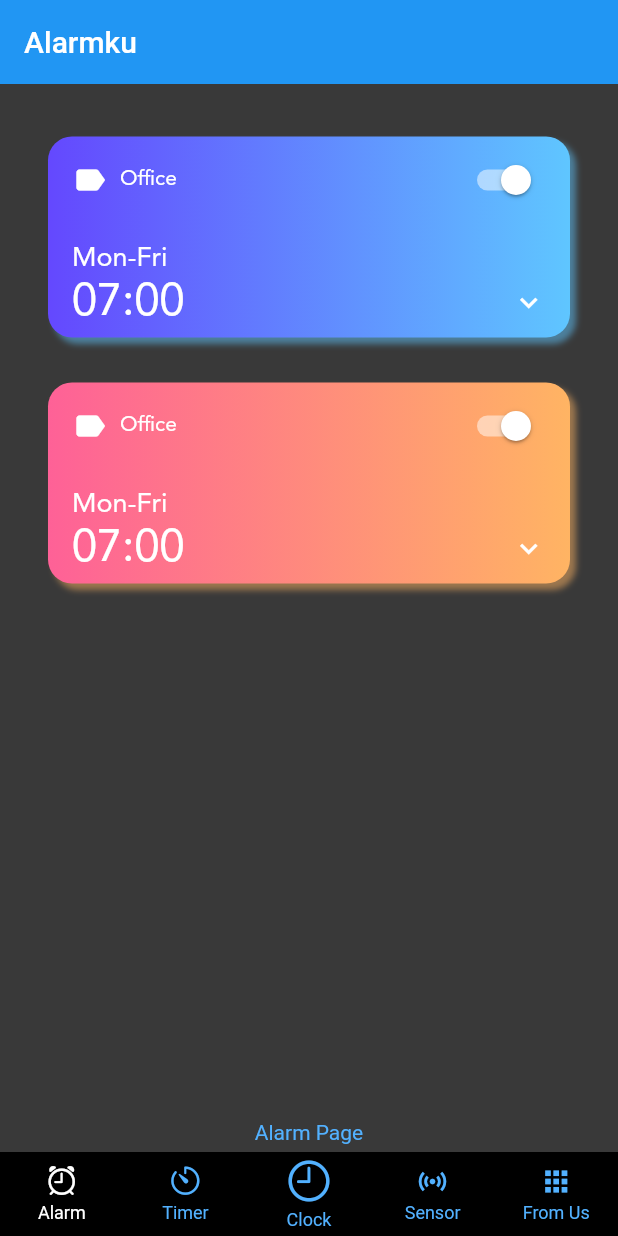
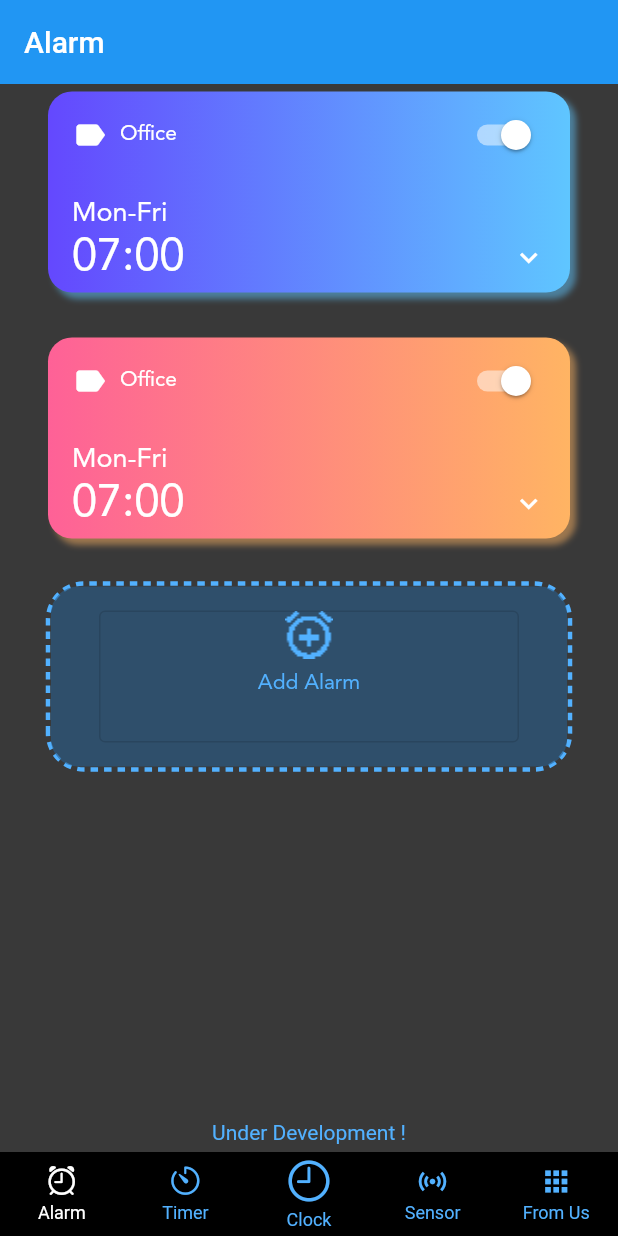
Before and after one commit to luthfibg/flutter_alarm_x, a Flutter app: the screen it shows after launch, on a phone screen of 412 x 824 dp. Run offline on Flutter 3.47's test engine with Material 2 defaults, Android fonts, the phone set to English and light mode, and no system bars; drawn by our look-alikes of dotted_border, persistent_bottom_nav_bar; our stand-ins replace double_back_to_close, flutter_local_notifications.

Commit message:
[UPD] alarm ui finishing

```diff
--- a/lib/main.dart
+++ b/lib/main.dart
@@ -1,12 +1,16 @@
 import 'package:double_back_to_close/double_back_to_close.dart';
 import 'package:flutter/cupertino.dart';
 import 'package:flutter/material.dart';
+import 'package:flutter_local_notifications/flutter_local_notifications.dart';
 import 'package:nfp110/navpages/alarm.dart';
 import 'package:nfp110/navpages/clock.dart';
 import 'package:nfp110/navpages/our_apps.dart';
 import 'package:nfp110/navpages/sensor.dart';
 import 'package:nfp110/navpages/timer.dart';
 import 'package:persistent_bottom_nav_bar/persistent_tab_view.dart';
+
+final FlutterLocalNotificationsPlugin flutterLocalNotificationsPlugin =
+    FlutterLocalNotificationsPlugin();
 
 void main() {
   runApp(const MyApp());
--- a/lib/navpages/alarm.dart
+++ b/lib/navpages/alarm.dart
@@ -1,3 +1,5 @@
+import 'package:dotted_border/dotted_border.dart';
+import 'package:flutter/cupertino.dart';
 import 'package:flutter/material.dart';
 import 'package:nfp110/data.dart';
 
@@ -19,7 +21,7 @@ class _MyAlarmState extends State<MyAlarm> with SingleTickerProviderStateMixin {
       appBar: AppBar(
         backgroundColor: Theme.of(context).primaryColor,
         elevation: 0,
-        title: const Text('Alarmku'),
+        title: const Text('Alarm'),
       ),
       body: Container(
         padding: const EdgeInsets.symmetric(horizontal: 32, vertical: 5),
@@ -28,9 +30,9 @@ class _MyAlarmState extends State<MyAlarm> with SingleTickerProviderStateMixin {
           children: [
             Expanded(
               child: ListView(
-                children: alarms.map((alarm) {
+                children: alarms.map<Widget>((alarm) {
                   return Container(
-                    margin: const EdgeInsets.only(top: 30),
+                    margin: const EdgeInsets.only(bottom: 30),
                     padding:
                         const EdgeInsets.symmetric(horizontal: 16, vertical: 5),
                     decoration: BoxDecoration(
@@ -113,12 +115,51 @@ class _MyAlarmState extends State<MyAlarm> with SingleTickerProviderStateMixin {
                       ],
                     ),
                   );
-                }).toList(),
+                }).followedBy([
+                  DottedBorder(
+                    color: primaryBlue,
+                    strokeWidth: 3,
+                    borderType: BorderType.RRect,
+                    radius: const Radius.circular(24),
+                    dashPattern: const [5, 4],
+                    child: Container(
+                      width: double.infinity,
+                      decoration: const BoxDecoration(
+                          color: Color.fromARGB(158, 41, 93, 138),
+                          borderRadius: BorderRadius.all(Radius.circular(18))),
+                      padding: const EdgeInsets.symmetric(
+                          horizontal: 32, vertical: 16),
+                      height: 120,
+                      child: OutlinedButton(
+                        onPressed: () {},
+                        child: Column(
+                          children: [
+                            Image.asset(
+                              'assets/add_alarm24.png',
+                              scale: 0.75,
+                            ),
+                            const SizedBox(
+                              height: 8,
+                            ),
+                            Text(
+                              'Add Alarm',
+                              style: TextStyle(
+                                color: primaryBlue,
+                                fontFamily: 'avenir',
+                              ),
+                            ),
+                          ],
+                        ),
+                      ),
+                    ),
+                  ),
+                ]).toList(),
               ),
             ),
-            Center(
+            Align(
+              alignment: Alignment.topCenter,
               child: Text(
-                'Alarm Page',
+                'Under Development !',
                 style: TextStyle(color: primaryBlue),
               ),
             ),
--- a/pubspec.yaml
+++ b/pubspec.yaml
@@ -39,6 +39,8 @@ dependencies:
   intl: ^0.17.0
   persistent_bottom_nav_bar: any
   double_back_to_close: ^2.0.0
+  dotted_border: ^2.0.0+3
+  flutter_local_notifications: ^12.0.3+1
 
 dev_dependencies:
   flutter_test:
@@ -93,3 +95,5 @@ flutter:
   #
   # For details regarding fonts from package dependencies,
   # see https://flutter.dev/custom-fonts/#from-packages
+
+dotted_border: ^2.0.0+3
```
Also changed, not shown: assets/add_alarm24.png (added), pubspec.lock, 1 other file.
